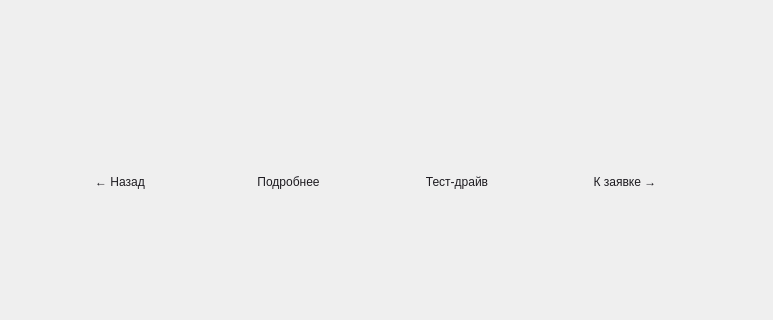
Before: the Qt Designer form src/view/mainwindow.ui in burakshaevn/qt-car-dealership, drawn with Qt 5; both pictures show x 228 to 1001 and y 287 to 607 of the 1200 by 607 pixel window.
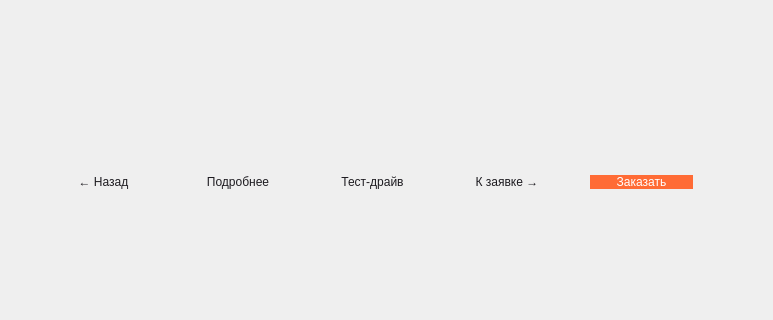
After: the same form once the commit is applied. The open tabs and pages were chosen to show the change. Icons and pictures are not drawn.

What changed in the file:
```diff
--- a/src/view/mainwindow.ui
+++ b/src/view/mainwindow.ui
@@ -1144,6 +1144,24 @@
              </property>
             </widget>
            </item>
+           <item>
+            <widget class="QPushButton" name="pushButton_order">
+             <property name="styleSheet">
+              <string notr="true">QPushButton {
+	background-color: #FF6B35;
+	color: white;
+	border-radius: 11px; 
+	font: 14pt &quot;JetBrains Mono&quot;;
+}
+QPushButton:hover {
+	background-color: #E55A2B;
+}</string>
+             </property>
+             <property name="text">
+              <string>Заказать</string>
+             </property>
+            </widget>
+           </item>
           </layout>
          </widget>
         </item>
```
